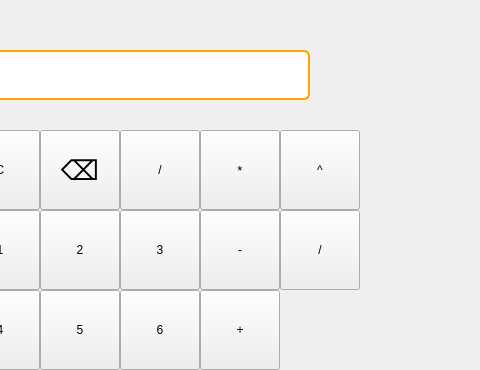
Above: C++/Projects/FractionCalculator/QtGUI/FractionCalculatorGUI/mainwindow.ui from MikitaVitkouski/BSU before the change; both pictures show x 410 to 890 and y 0 to 370 of the 1110 by 600 pixel window. Below: the same form after it.
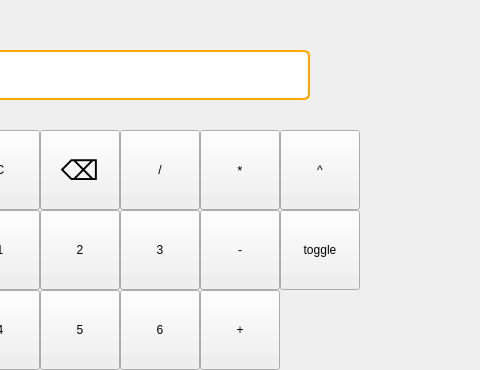
That is the form after the change.

Commit message: Remove btnSlash, add btnToggleFormat for toggling format from double to Fraction by clicking on the button

Diff of the .ui file:
```diff
--- a/C++/Projects/FractionCalculator/QtGUI/FractionCalculatorGUI/mainwindow.ui
+++ b/C++/Projects/FractionCalculator/QtGUI/FractionCalculatorGUI/mainwindow.ui
@@ -61,8 +61,8 @@
    <widget class="QPushButton" name="btnDiv">
     <property name="geometry">
      <rect>
-      <x>690</x>
-      <y>210</y>
+      <x>530</x>
+      <y>130</y>
       <width>80</width>
       <height>80</height>
      </rect>
@@ -299,19 +299,6 @@
      <string>С</string>
     </property>
    </widget>
-   <widget class="QPushButton" name="btnSlash">
-    <property name="geometry">
-     <rect>
-      <x>530</x>
-      <y>130</y>
-      <width>80</width>
-      <height>80</height>
-     </rect>
-    </property>
-    <property name="text">
-     <string>/</string>
-    </property>
-   </widget>
    <widget class="QPushButton" name="btnBackspace">
     <property name="geometry">
      <rect>
@@ -330,6 +317,19 @@
      <string>⌫</string>
     </property>
    </widget>
+   <widget class="QPushButton" name="btnToggleFormat">
+    <property name="geometry">
+     <rect>
+      <x>690</x>
+      <y>210</y>
+      <width>80</width>
+      <height>80</height>
+     </rect>
+    </property>
+    <property name="text">
+     <string>toggle</string>
+    </property>
+   </widget>
   </widget>
   <widget class="QMenuBar" name="menubar">
    <property name="geometry">
```
The commit also changes 3 other files.
